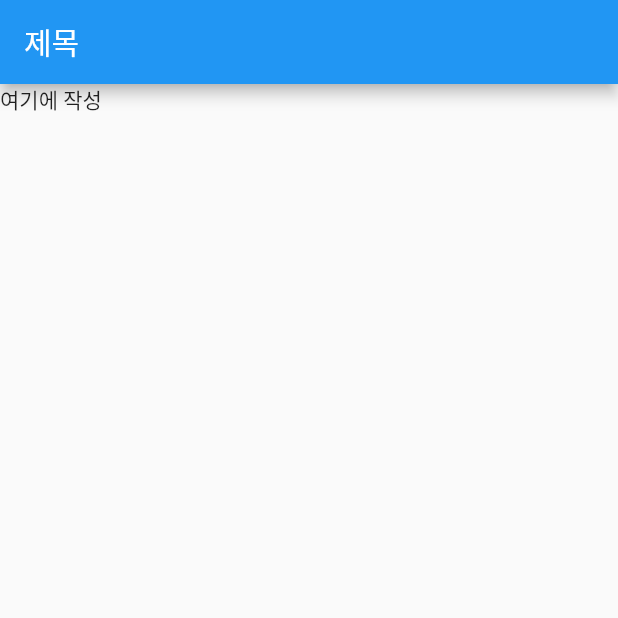
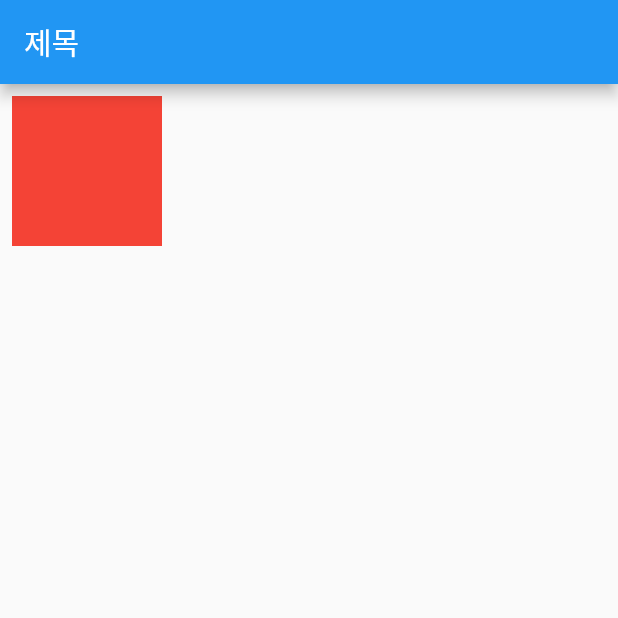
Before and after one commit to ahngo13/layoutApp, a Flutter app: the screen it shows after launch, on a phone screen of 412 x 824 dp, the top half of it. Run offline on Flutter 3.47's test engine with Material 2 defaults, Android fonts, the phone set to English and light mode, and no system bars.

Commit message:
example container

```diff
--- a/lib/main.dart
+++ b/lib/main.dart
@@ -25,7 +25,13 @@ class MyHomePage extends StatelessWidget {
       appBar: AppBar(
         title: Text('제목'),
       ),
-      body: Text('여기에 작성'),
+      body: Container(
+        color: Colors.red,
+        width: 100,
+        height: 100,
+        padding: const EdgeInsets.all(8.0),
+        margin: const EdgeInsets.all(8.0),
+      )
     );
   }
 }
```
